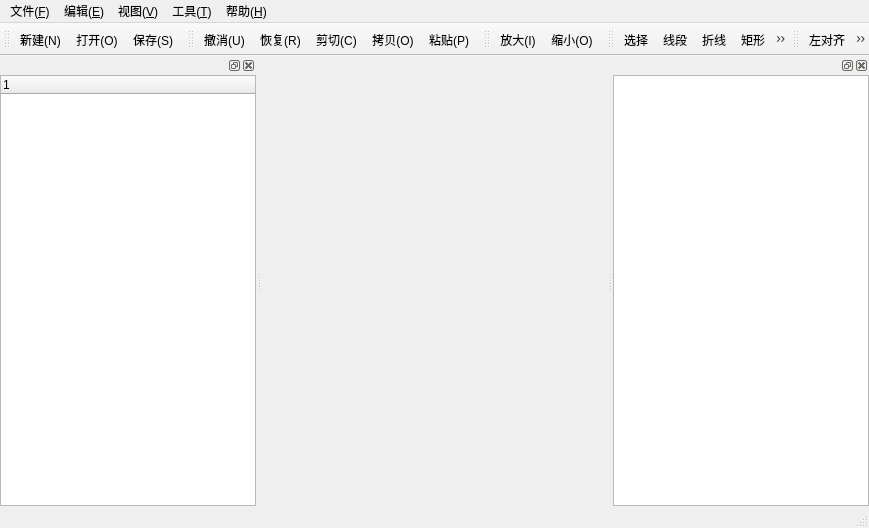
Old version of the form SKDraw/skdraw.ui in the repository song-kang/SKHMIProject.
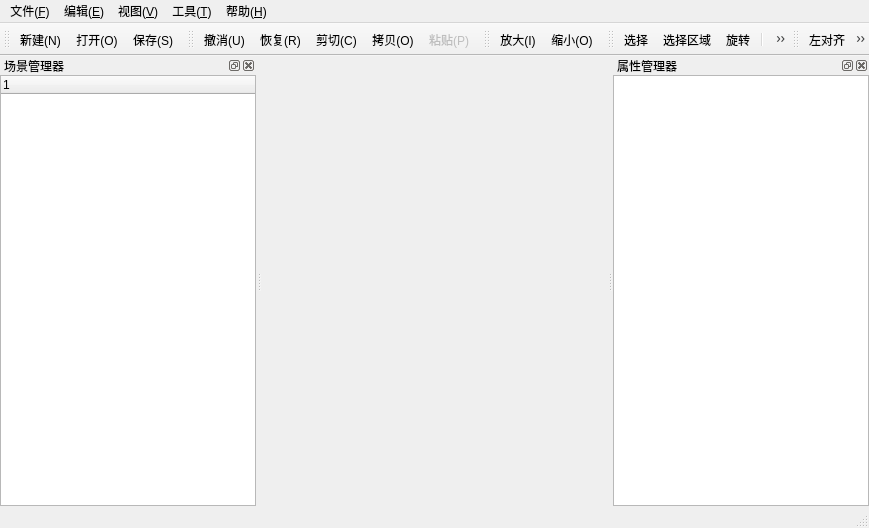
New version of the form. Icons and pictures are not drawn.

```diff
--- a/SKDraw/skdraw.ui
+++ b/SKDraw/skdraw.ui
@@ -134,6 +134,9 @@
   </widget>
   <widget class="QStatusBar" name="statusBar"/>
   <widget class="QDockWidget" name="dockWidgetSence">
+   <property name="windowTitle">
+    <string>场景管理器</string>
+   </property>
    <attribute name="dockWidgetArea">
     <number>1</number>
    </attribute>
@@ -155,6 +158,9 @@
    </widget>
   </widget>
   <widget class="QDockWidget" name="dockWidgetProperty">
+   <property name="windowTitle">
+    <string>属性管理器</string>
+   </property>
    <attribute name="dockWidgetArea">
     <number>2</number>
    </attribute>
@@ -209,6 +215,9 @@
     <bool>false</bool>
    </attribute>
    <addaction name="actionSelect"/>
+   <addaction name="actionSelectArea"/>
+   <addaction name="actionRotate"/>
+   <addaction name="separator"/>
    <addaction name="actionLine"/>
    <addaction name="actionPolyline"/>
    <addaction name="actionRectangle"/>
@@ -216,7 +225,6 @@
    <addaction name="actionPolygon"/>
    <addaction name="actionCiricle"/>
    <addaction name="actionEllipse"/>
-   <addaction name="actionRotate"/>
   </widget>
   <widget class="QToolBar" name="alignToolBar">
    <property name="windowTitle">
@@ -343,6 +351,9 @@
    </property>
   </action>
   <action name="actionPaste">
+   <property name="enabled">
+    <bool>false</bool>
+   </property>
    <property name="icon">
     <iconset resource="skdraw.qrc">
      <normaloff>:/images/paste</normaloff>:/images/paste</iconset>
@@ -610,6 +621,18 @@
     <string>旋转</string>
    </property>
   </action>
+  <action name="actionSelectArea">
+   <property name="checkable">
+    <bool>true</bool>
+   </property>
+   <property name="icon">
+    <iconset resource="skdraw.qrc">
+     <normaloff>:/images/arrow_area</normaloff>:/images/arrow_area</iconset>
+   </property>
+   <property name="text">
+    <string>选择区域</string>
+   </property>
+  </action>
  </widget>
  <layoutdefault spacing="6" margin="11"/>
  <resources>
```
Left out of the diff: 42 changed lines with no effect on the pictures.
